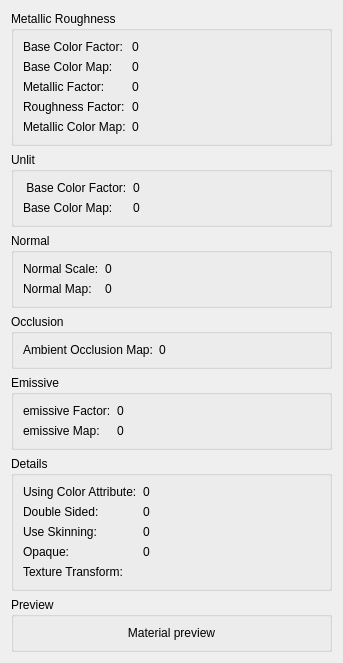
Qt form tools/gltfEditor/materialwidget.ui (KDAB/kuesa) before a commit.
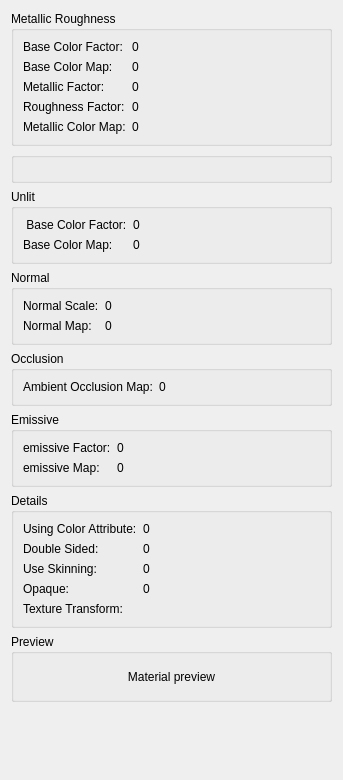
The same form after that commit. Custom widgets are drawn as their Qt base class.

Commit message: gltfEditor: add support for custom material introspection

Patch:
```diff
--- a/tools/gltfEditor/materialwidget.ui
+++ b/tools/gltfEditor/materialwidget.ui
@@ -7,13 +7,13 @@
     <x>0</x>
     <y>0</y>
     <width>343</width>
-    <height>647</height>
+    <height>780</height>
    </rect>
   </property>
   <property name="windowTitle">
    <string>Form</string>
   </property>
-  <layout class="QVBoxLayout" name="verticalLayout" stretch="0,0,0,0,0,0,0,0">
+  <layout class="QVBoxLayout" name="verticalLayout" stretch="0,0,0,0,0,0,0,0,0">
    <item>
     <widget class="QGroupBox" name="metallicRoughnessGroupBox">
      <property name="title">
@@ -93,6 +93,11 @@
      </layout>
     </widget>
    </item>
+   <item>
+    <widget class="QGroupBox" name="customMaterialGroupBox">
+     <layout class="QFormLayout" name="formLayout_3"/>
+    </widget>
+   </item>
    <item>
     <widget class="QGroupBox" name="unlitGroupBox">
      <property name="title">
```
The commit also changes 2 other files.
